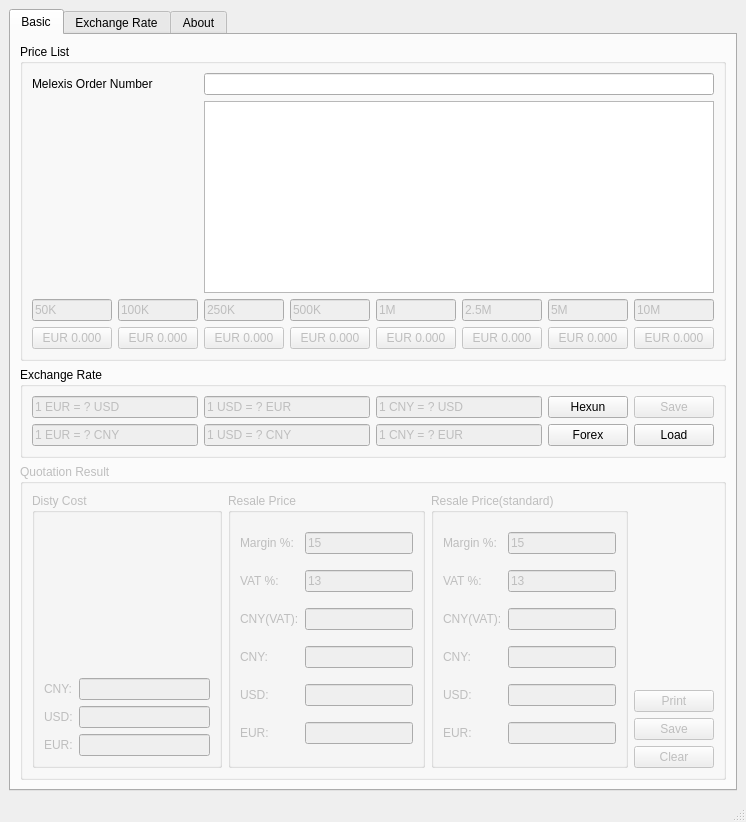
This is main_window.ui in lgnq/EasyQuotation as Qt 5 draws it before an edit. The edited form follows.
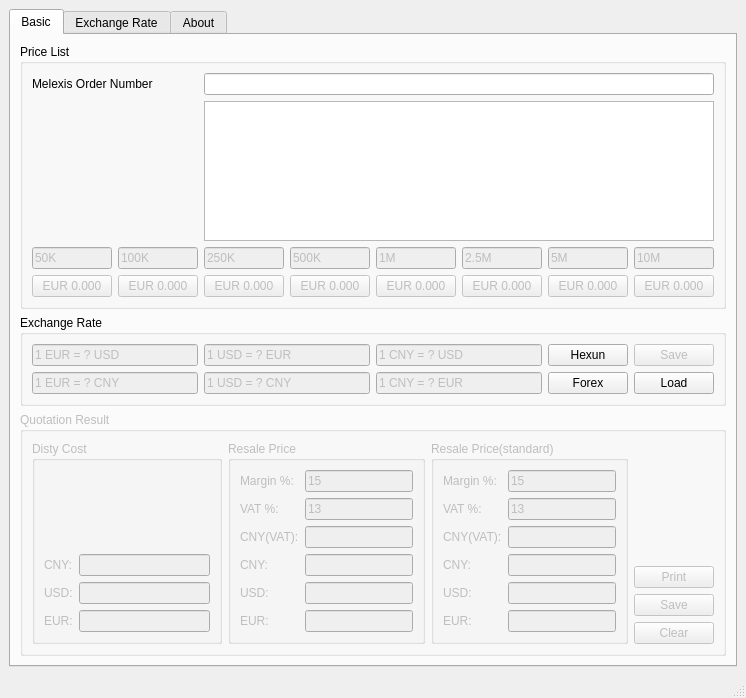
This is the edited form. The open tabs and pages were chosen to show the change. Custom widgets are drawn as their Qt base class.

Commit message: set the default size

Diff of the .ui file:
```diff
--- a/main_window.ui
+++ b/main_window.ui
@@ -10,7 +10,7 @@
     <x>0</x>
     <y>0</y>
     <width>704</width>
-    <height>822</height>
+    <height>698</height>
    </rect>
   </property>
   <property name="windowTitle">
```
Left out of the diff: 2 changed lines with no effect on the pictures. The commit also changes 1 other file.
